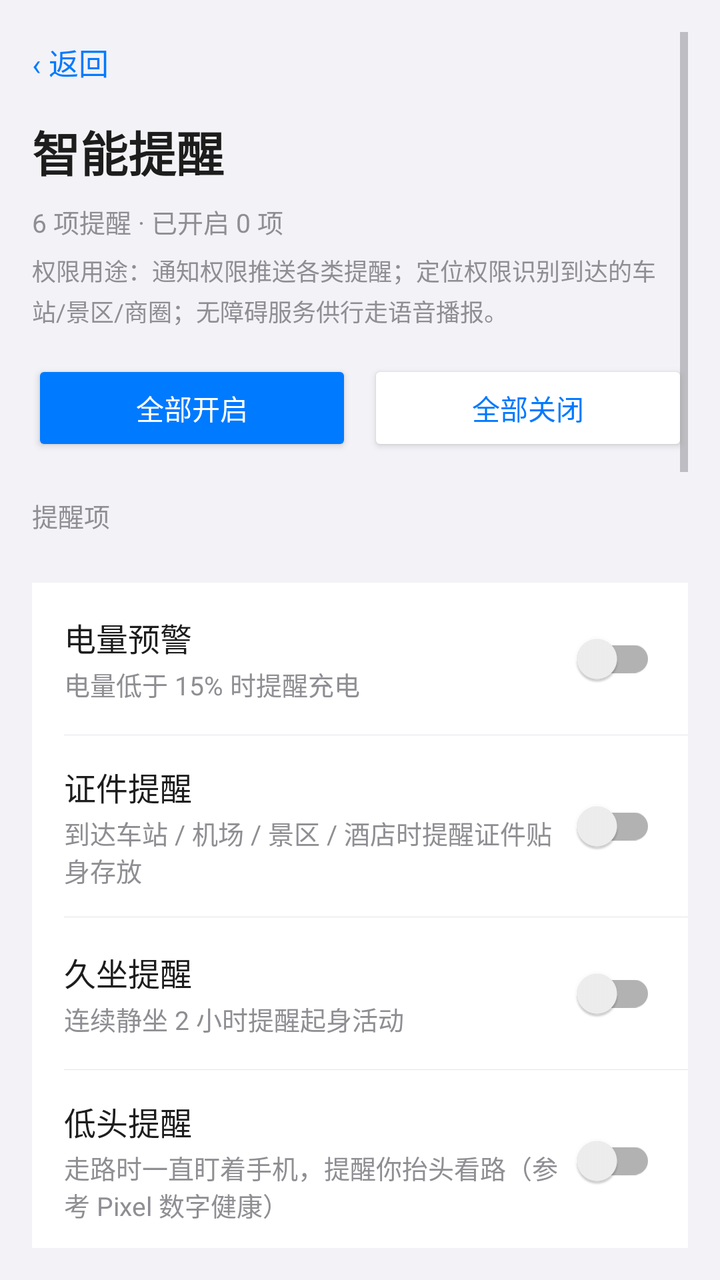
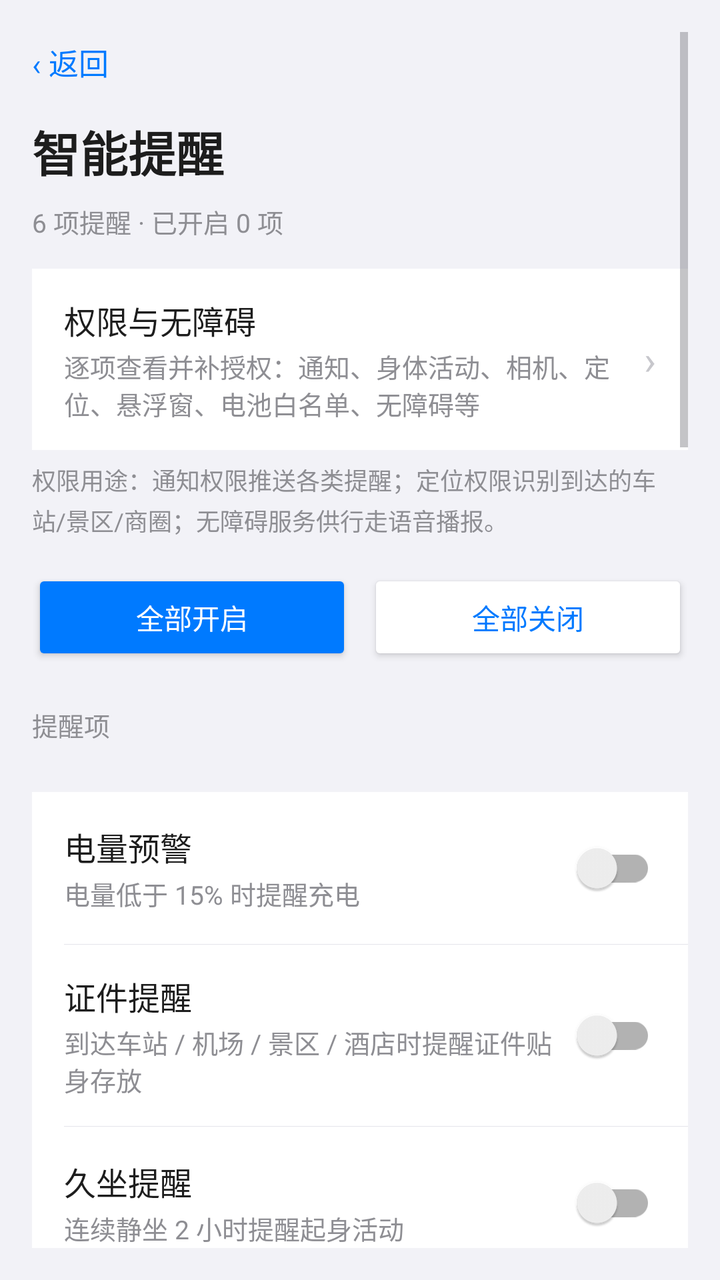

The first picture is an Android layout as it rendered before a commit; the second is the same layout after the commit. The layout source and the unified diff follow.
<!-- AndroidManifest.xml: activity theme Theme.Safewalk -->
<!-- res/layout/activity_smart_reminder.xml -->
<?xml version="1.0" encoding="utf-8"?>
<ScrollView xmlns:android="http://schemas.android.com/apk/res/android"
    xmlns:app="http://schemas.android.com/apk/res-auto"
    android:layout_width="match_parent"
    android:layout_height="match_parent"
    android:background="@color/bg"
    android:fitsSystemWindows="true"
    android:padding="16dp"
    android:paddingTop="40dp">

    <LinearLayout
        android:layout_width="match_parent"
        android:layout_height="wrap_content"
        android:orientation="vertical"
        android:paddingBottom="40dp">

        <TextView
            android:id="@+id/btn_back"
            android:layout_width="wrap_content"
            android:layout_height="wrap_content"
            android:background="?android:attr/selectableItemBackground"
            android:paddingVertical="4dp"
            android:text="‹ 返回"
            android:textColor="@color/primary"
            android:textSize="15sp" />

        <TextView
            android:layout_width="wrap_content"
            android:layout_height="wrap_content"
            android:layout_marginTop="12dp"
            android:text="智能提醒"
            android:textColor="@color/text_primary"
            android:textSize="24sp"
            android:textStyle="bold" />

        <TextView
            android:id="@+id/hero_summary"
            android:layout_width="match_parent"
            android:layout_height="wrap_content"
            android:layout_marginTop="8dp"
            android:lineSpacingExtra="4dp"
            android:text="6 项提醒 · 已开启 0 项"
            android:textColor="@color/text_hint"
            android:textSize="13sp" />

        <TextView
            android:id="@+id/tv_perm_purpose"
            android:layout_width="match_parent"
            android:layout_height="wrap_content"
            android:layout_marginTop="6dp"
            android:lineSpacingExtra="3dp"
            android:text="权限用途：通知权限推送各类提醒；定位权限识别到达的车站/景区/商圈；无障碍服务供行走语音播报。"
            android:textColor="@color/text_hint"
            android:textSize="12sp" />

        
        <LinearLayout
            android:layout_width="match_parent"
            android:layout_height="wrap_content"
            android:layout_marginTop="16dp"
            android:orientation="horizontal">

            <Button
                android:id="@+id/btn_all_on"
                android:layout_width="0dp"
                android:layout_height="wrap_content"
                android:layout_weight="1"
                android:backgroundTint="@color/primary"
                android:text="全部开启"
                android:textColor="@color/on_accent" />

            <Button
                android:id="@+id/btn_all_off"
                android:layout_width="0dp"
                android:layout_height="wrap_content"
                android:layout_marginStart="8dp"
                android:layout_weight="1"
                android:backgroundTint="@color/card_bg"
                android:text="全部关闭"
                android:textColor="@color/primary" />
        </LinearLayout>

        <TextView
            style="@style/SectionLabel"
            android:text="提醒项" />

        <LinearLayout style="@style/CardStyle">

            <LinearLayout
                android:id="@+id/card_battery"
                style="@style/RowStyle">

                <LinearLayout
                    android:layout_width="0dp"
                    android:layout_height="wrap_content"
                    android:layout_weight="1"
                    android:orientation="vertical">

                    <TextView
                        style="@style/RowTitle"
                        android:text="电量预警" />

                    <TextView
                        style="@style/RowHint"
                        android:layout_marginTop="2dp"
                        android:text="电量低于 15% 时提醒充电" />
                </LinearLayout>

                <androidx.appcompat.widget.SwitchCompat
                    android:id="@+id/sw_battery"
                    android:layout_width="wrap_content"
                    android:layout_height="wrap_content" />
            </LinearLayout>

            <View style="@style/RowDivider" />

            <LinearLayout
                android:id="@+id/card_idcard"
                style="@style/RowStyle">

                <LinearLayout
                    android:layout_width="0dp"
                    android:layout_height="wrap_content"
                    android:layout_weight="1"
                    android:orientation="vertical">

                    <TextView
                        style="@style/RowTitle"
                        android:text="证件提醒" />

                    <TextView
                        style="@style/RowHint"
                        android:layout_marginTop="2dp"
                        android:text="到达车站 / 机场 / 景区 / 酒店时提醒证件贴身存放" />
                </LinearLayout>

                <androidx.appcompat.widget.SwitchCompat
                    android:id="@+id/sw_idcard"
                    android:layout_width="wrap_content"
                    android:layout_height="wrap_content" />
            </LinearLayout>

            <View style="@style/RowDivider" />

            <LinearLayout
                android:id="@+id/card_sit"
                style="@style/RowStyle">

                <LinearLayout
                    android:layout_width="0dp"
                    android:layout_height="wrap_content"
                    android:layout_weight="1"
                    android:orientation="vertical">

                    <TextView
                        style="@style/RowTitle"
                        android:text="久坐提醒" />

                    <TextView
                        style="@style/RowHint"
                        android:layout_marginTop="2dp"
                        android:text="连续静坐 2 小时提醒起身活动" />
                </LinearLayout>

                <androidx.appcompat.widget.SwitchCompat
                    android:id="@+id/sw_sit"
                    android:layout_width="wrap_content"
                    android:layout_height="wrap_content" />
            </LinearLayout>

            <View style="@style/RowDivider" />

            <LinearLayout
                android:id="@+id/card_head_down"
                style="@style/RowStyle">

                <LinearLayout
                    android:layout_width="0dp"
                    android:layout_height="wrap_content"
                    android:layout_weight="1"
                    android:orientation="vertical">

                    <TextView
                        style="@style/RowTitle"
                        android:text="低头提醒" />

                    <TextView
                        style="@style/RowHint"
                        android:layout_marginTop="2dp"
                        android:text="走路时一直盯着手机，提醒你抬头看路（参考 Pixel 数字健康）" />
                </LinearLayout>

                <androidx.appcompat.widget.SwitchCompat
                    android:id="@+id/sw_head_down"
                    android:layout_width="wrap_content"
                    android:layout_height="wrap_content" />
            </LinearLayout>

            <View style="@style/RowDivider" />

            <LinearLayout
                android:id="@+id/card_long_walk"
                style="@style/RowStyle">

                <LinearLayout
                    android:layout_width="0dp"
                    android:layout_height="wrap_content"
                    android:layout_weight="1"
                    android:orientation="vertical">

                    <TextView
                        style="@style/RowTitle"
                        android:text="久走提醒" />

                    <TextView
                        style="@style/RowHint"
                        android:layout_marginTop="2dp"
                        android:text="累计走满 45 分钟提醒坐下歇会儿、喝口水。等红灯这类停顿不重新计时" />
                </LinearLayout>

                <androidx.appcompat.widget.SwitchCompat
                    android:id="@+id/sw_long_walk"
                    android:layout_width="wrap_content"
                    android:layout_height="wrap_content" />
            </LinearLayout>

            <View style="@style/RowDivider" />

            <LinearLayout
                android:id="@+id/card_walk_voice"
                style="@style/RowStyle">

                <LinearLayout
                    android:layout_width="0dp"
                    android:layout_height="wrap_content"
                    android:layout_weight="1"
                    android:orientation="vertical">

                    <TextView
                        style="@style/RowTitle"
                        android:text="行走语音播报" />

                    <TextView
                        style="@style/RowHint"
                        android:layout_marginTop="2dp"
                        android:text="给视力障碍用户：走路时用语音轻播来电与重要消息，不弹窗遮挡。需开启无障碍服务" />
                </LinearLayout>

                <androidx.appcompat.widget.SwitchCompat
                    android:id="@+id/sw_walk_voice"
                    android:layout_width="wrap_content"
                    android:layout_height="wrap_content" />
            </LinearLayout>

            <View style="@style/RowDivider" />

            <LinearLayout
                android:id="@+id/card_night_torch"
                style="@style/RowStyle">

                <LinearLayout
                    android:layout_width="0dp"
                    android:layout_height="wrap_content"
                    android:layout_weight="1"
                    android:orientation="vertical">

                    <TextView
                        style="@style/RowTitle"
                        android:text="夜间提醒" />

                    <TextView
                        style="@style/RowHint"
                        android:layout_marginTop="2dp"
                        android:text="22:00–06:00 出门时建议开手电" />
                </LinearLayout>

                <androidx.appcompat.widget.SwitchCompat
                    android:id="@+id/sw_night_torch"
                    android:layout_width="wrap_content"
                    android:layout_height="wrap_content" />
            </LinearLayout>

            <View style="@style/RowDivider" />

            <LinearLayout
                android:id="@+id/card_night_solo"
                style="@style/RowStyle">

                <LinearLayout
                    android:layout_width="0dp"
                    android:layout_height="wrap_content"
                    android:layout_weight="1"
                    android:orientation="vertical">

                    <TextView
                        style="@style/RowTitle"
                        android:text="夜间独行提醒" />

                    <TextView
                        style="@style/RowHint"
                        android:layout_marginTop="2dp"
                        android:text="夜间时段内走了 10 分钟还没到地方，提醒留意周边、把行程告诉家人（与下方时段共用）" />
                </LinearLayout>

                <androidx.appcompat.widget.SwitchCompat
                    android:id="@+id/sw_night_solo"
                    android:layout_width="wrap_content"
                    android:layout_height="wrap_content" />
            </LinearLayout>

            <View style="@style/RowDivider" />

            <LinearLayout
                android:id="@+id/row_night_time"
                style="@style/RowStyle">

                <TextView
                    android:layout_width="0dp"
                    android:layout_height="wrap_content"
                    android:layout_weight="1"
                    android:text="生效时段"
                    android:textColor="@color/text_primary"
                    android:textSize="15sp" />

                <TextView
                    android:id="@+id/tv_night_time"
                    android:layout_width="wrap_content"
                    android:layout_height="wrap_content"
                    android:textColor="@color/text_hint"
                    android:textSize="14sp" />

                <TextView style="@style/RowChevron" />
            </LinearLayout>

            <View style="@style/RowDivider" />

            
            <LinearLayout
                android:id="@+id/card_night_torch_gait"
                style="@style/RowStyle">

                <LinearLayout
                    android:layout_width="0dp"
                    android:layout_height="wrap_content"
                    android:layout_weight="1"
                    android:orientation="vertical">

                    <TextView
                        style="@style/RowTitle"
                        android:text="夜间手电" />

                    <TextView
                        style="@style/RowHint"
                        android:layout_marginTop="2dp"
                        android:text="夜间时段内，角落小窗显示时闪光灯一起点亮，小窗收起自动熄灭" />
                </LinearLayout>

                <androidx.appcompat.widget.SwitchCompat
                    android:id="@+id/sw_night_torch_gait"
                    android:layout_width="wrap_content"
                    android:layout_height="wrap_content" />
            </LinearLayout>

            <View style="@style/RowDivider" />

            <LinearLayout
                android:id="@+id/card_social"
                style="@style/RowStyle">

                <LinearLayout
                    android:layout_width="0dp"
                    android:layout_height="wrap_content"
                    android:layout_weight="1"
                    android:orientation="vertical">

                    <TextView
                        style="@style/RowTitle"
                        android:text="到场提示" />

                    <TextView
                        style="@style/RowHint"
                        android:layout_marginTop="2dp"
                        android:text="到达面试 / 约会 / 聚会等场所时，按场所类型提一条礼节" />
                </LinearLayout>

                <androidx.appcompat.widget.SwitchCompat
                    android:id="@+id/sw_social"
                    android:layout_width="wrap_content"
                    android:layout_height="wrap_content" />
            </LinearLayout>

        </LinearLayout>

        <TextView
            style="@style/SectionLabel"
            android:text="出行模式" />

        <LinearLayout style="@style/CardStyle">

            <LinearLayout style="@style/RowStyle">

                <LinearLayout
                    android:layout_width="0dp"
                    android:layout_height="wrap_content"
                    android:layout_weight="1"
                    android:orientation="vertical">

                    <TextView
                        style="@style/RowTitle"
                        android:text="基于定位自动识别" />

                    <TextView
                        style="@style/RowHint"
                        android:layout_marginTop="2dp"
                        android:text="自动判断你在什么场合，切换对应模式" />
                </LinearLayout>

                <androidx.appcompat.widget.SwitchCompat
                    android:id="@+id/sw_auto_mode"
                    android:layout_width="wrap_content"
                    android:layout_height="wrap_content" />
            </LinearLayout>

            <View style="@style/RowDivider" />

            <TextView
                android:id="@+id/tv_auto_mode_status"
                android:layout_width="match_parent"
                android:layout_height="wrap_content"
                android:paddingHorizontal="16dp"
                android:paddingVertical="10dp"
                android:text=""
                android:textColor="@color/text_hint"
                android:textSize="12sp" />

            <View style="@style/RowDivider" />

            <TextView
                android:id="@+id/tv_travel_hint"
                android:layout_width="match_parent"
                android:layout_height="wrap_content"
                android:paddingHorizontal="16dp"
                android:paddingTop="14dp"
                android:text="到场提示会按「识别到的场所类型」自动匹配模板（求职 / 约会 / 聚会 / 旅游各一套），这里的手动选择仅作偏好记录"
                android:textColor="@color/text_hint"
                android:textSize="12sp" />

            <LinearLayout
                android:id="@+id/row_mode_chips"
                android:layout_width="match_parent"
                android:layout_height="wrap_content"
                android:orientation="horizontal"
                android:paddingHorizontal="16dp"
                android:paddingTop="12dp"
                android:paddingBottom="16dp">

                <TextView
                    android:id="@+id/chip_job"
                    android:layout_width="0dp"
                    android:layout_height="36dp"
                    android:layout_weight="1"
                    android:background="@drawable/bg_choice_chip"
                    android:gravity="center"
                    android:text="求职"
                    android:textColor="@color/text_primary"
                    android:textSize="13sp" />

                <TextView
                    android:id="@+id/chip_date"
                    android:layout_width="0dp"
                    android:layout_height="36dp"
                    android:layout_marginStart="8dp"
                    android:layout_weight="1"
                    android:background="@drawable/bg_choice_chip"
                    android:gravity="center"
                    android:text="约会"
                    android:textColor="@color/text_primary"
                    android:textSize="13sp" />

                <TextView
                    android:id="@+id/chip_party"
                    android:layout_width="0dp"
                    android:layout_height="36dp"
                    android:layout_marginStart="8dp"
                    android:layout_weight="1"
                    android:background="@drawable/bg_choice_chip"
                    android:gravity="center"
                    android:text="聚会"
                    android:textColor="@color/text_primary"
                    android:textSize="13sp" />

                <TextView
                    android:id="@+id/chip_travel"
                    android:layout_width="0dp"
                    android:layout_height="36dp"
                    android:layout_marginStart="8dp"
                    android:layout_weight="1"
                    android:background="@drawable/bg_choice_chip"
                    android:gravity="center"
                    android:text="旅游"
                    android:textColor="@color/text_primary"
                    android:textSize="13sp" />
            </LinearLayout>

        </LinearLayout>

        <TextView
            style="@style/SectionLabel"
            android:text="夜间手电 · 静置提醒" />

        <LinearLayout style="@style/CardStyle">

            <LinearLayout
                android:layout_width="match_parent"
                android:layout_height="wrap_content"
                android:orientation="vertical"
                android:paddingHorizontal="16dp"
                android:paddingVertical="14dp">

                <TextView
                    android:id="@+id/tv_torch_minutes"
                    android:layout_width="match_parent"
                    android:layout_height="wrap_content"
                    android:text="手电开着静置 20 分钟后提醒省电"
                    android:textColor="@color/text_primary"
                    android:textSize="15sp" />

                <SeekBar
                    android:id="@+id/seek_torch_minutes"
                    android:layout_width="match_parent"
                    android:layout_height="wrap_content"
                    android:layout_marginTop="8dp"
                    android:max="55"
                    android:progress="15" />

                <TextView
                    android:layout_width="match_parent"
                    android:layout_height="wrap_content"
                    android:text="范围 5 ~ 60 分钟"
                    android:textColor="@color/text_hint"
                    android:textSize="12sp" />
            </LinearLayout>

        </LinearLayout>

        <TextView
            android:layout_width="match_parent"
            android:layout_height="wrap_content"
            android:layout_marginTop="18dp"
            android:gravity="center"
            android:text="修改即时生效，无需点击保存"
            android:textColor="@color/text_hint"
            android:textSize="12sp" />

    </LinearLayout>
</ScrollView>
<!-- resources referenced by this layout -->
<resources>
  <color name="bg">#F2F2F7</color>
  <color name="card_bg">#FFFFFF</color>
  <color name="on_accent">#FFFFFF</color>
  <color name="primary">#007AFF</color>
  <color name="text_hint">#8E8E93</color>
  <color name="text_primary">#1D1D1D</color>
  <!-- drawable bg_choice_chip (drawable) -->
  <?xml version="1.0" encoding="utf-8"?>
  <shape xmlns:android="http://schemas.android.com/apk/res/android"
      android:shape="rectangle">
      <solid android:color="@android:color/transparent" />
      <stroke
          android:width="1dp"
          android:color="@color/chip_stroke" />
      <corners android:radius="18dp" />
  </shape>
  <style name="CardStyle">
          <item name="android:layout_width">match_parent</item>
          <item name="android:layout_height">wrap_content</item>
          <item name="android:layout_marginTop">16dp</item>
          <item name="android:orientation">vertical</item>
          <item name="android:background">@color/card_bg</item>
      </style>
  <style name="RowChevron">
          <item name="android:layout_width">wrap_content</item>
          <item name="android:layout_height">wrap_content</item>
          <item name="android:text">›</item>
          <item name="android:textColor">@color/chevron</item>
          <item name="android:textSize">20sp</item>
      </style>
  <style name="RowDivider">
          <item name="android:layout_width">match_parent</item>
          <item name="android:layout_height">1px</item>
          <item name="android:layout_marginLeft">16dp</item>
          <item name="android:background">@color/divider</item>
      </style>
  <style name="RowHint">
          <item name="android:layout_width">wrap_content</item>
          <item name="android:layout_height">wrap_content</item>
          <item name="android:textColor">@color/text_hint</item>
          <item name="android:textSize">13sp</item>
      </style>
  <style name="RowStyle">
          <item name="android:layout_width">match_parent</item>
          <item name="android:layout_height">wrap_content</item>
          <item name="android:orientation">horizontal</item>
          <item name="android:gravity">center_vertical</item>
          <item name="android:paddingLeft">16dp</item>
          <item name="android:paddingRight">16dp</item>
          <item name="android:paddingTop">14dp</item>
          <item name="android:paddingBottom">14dp</item>
          <item name="android:background">?android:attr/selectableItemBackground</item>
          <item name="android:clickable">true</item>
          <item name="android:focusable">true</item>
      </style>
  <style name="RowTitle">
          <item name="android:layout_width">wrap_content</item>
          <item name="android:layout_height">wrap_content</item>
          <item name="android:textColor">@color/text_primary</item>
          <item name="android:textSize">16sp</item>
      </style>
  <style name="SectionLabel">
          <item name="android:layout_width">match_parent</item>
          <item name="android:layout_height">wrap_content</item>
          <item name="android:layout_marginTop">20dp</item>
          <item name="android:layout_marginBottom">8dp</item>
          <item name="android:textColor">@color/text_hint</item>
          <item name="android:textSize">13sp</item>
      </style>
  <color name="chip_stroke">#D1D1D6</color>
  <color name="chevron">#C7C7CC</color>
  <color name="divider">#E5E5EA</color>
  <!-- unchanged entries left out for length: 1 -->
</resources>

<!-- the commit's change to res/layout/activity_smart_reminder.xml (unified diff, before → after) -->
@@ -42,6 +42,37 @@
             android:text="6 项提醒 · 已开启 0 项"
             android:textColor="@color/text_hint"
             android:textSize="13sp" />
+
+        
+        <LinearLayout
+            android:id="@+id/row_permissions"
+            android:layout_width="match_parent"
+            android:layout_height="wrap_content"
+            android:layout_marginTop="14dp"
+            android:background="@color/card_bg"
+            android:orientation="vertical">
+
+            <LinearLayout style="@style/RowStyle">
+
+                <LinearLayout
+                    android:layout_width="0dp"
+                    android:layout_height="wrap_content"
+                    android:layout_weight="1"
+                    android:orientation="vertical">
+
+                    <TextView
+                        style="@style/RowTitle"
+                        android:text="权限与无障碍" />
+
+                    <TextView
+                        style="@style/RowHint"
+                        android:layout_marginTop="2dp"
+                        android:text="逐项查看并补授权：通知、身体活动、相机、定位、悬浮窗、电池白名单、无障碍等" />
+                </LinearLayout>
+
+                <TextView style="@style/RowChevron" />
+            </LinearLayout>
+        </LinearLayout>
 
         <TextView
             android:id="@+id/tv_perm_purpose"
